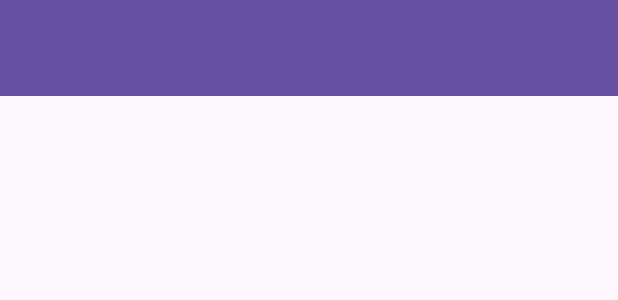
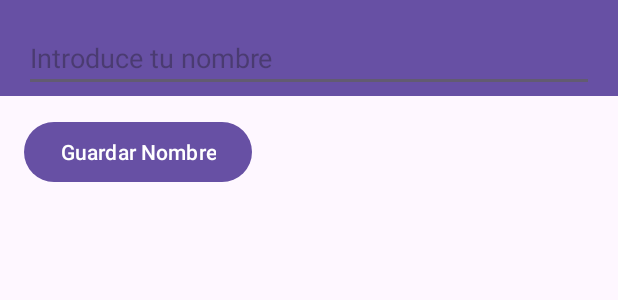
Before and after one commit to jossan23daw2/JuegoImagenes, an Android app: the layout activity_main.xml on its own in the app's theme, with its tools: preview values and no code run, on a phone screen of 412 x 824 dp. Shown: the top 300 px of the screen. Run offline under Robolectric (Android 15) with nearby library versions, the phone set to English and light mode, and no system bars.

Commit message:
Añadido el nombre con la base de datos :)

```diff
--- a/app/src/main/AndroidManifest.xml
+++ b/app/src/main/AndroidManifest.xml
@@ -13,7 +13,7 @@
         android:theme="@style/Theme.JuegoMinecraft"
         tools:targetApi="31">
         <activity
-            android:name=".JuegoActivity"
+            android:name=".MainActivity"
             android:exported="true">
             <intent-filter>
                 <action android:name="android.intent.action.MAIN" />
@@ -21,6 +21,9 @@
                 <category android:name="android.intent.category.LAUNCHER" />
             </intent-filter>
         </activity>
+        <activity
+            android:name=".JuegoActivity"
+            android:exported="true"></activity>
         <activity android:name=".SQLiteActivity" android:exported="true"></activity>
         <activity android:name=".PuntuacioFinalActivity" android:exported="true"></activity>
     </application>
--- a/app/src/main/java/com/example/juegominecraft/JuegoActivity.java
+++ b/app/src/main/java/com/example/juegominecraft/JuegoActivity.java
@@ -177,7 +177,7 @@ public class JuegoActivity extends AppCompatActivity {
         ocultarOpcions();
         contador++;
 
-        if (contador >= 10) {
+        if (contador >= 2) {
             mostrarPuntuacion();
         } else {
             crearJoc();
--- a/app/src/main/res/layout/activity_main.xml
+++ b/app/src/main/res/layout/activity_main.xml
@@ -1,5 +1,6 @@
 <?xml version="1.0" encoding="utf-8"?>
-<androidx.coordinatorlayout.widget.CoordinatorLayout xmlns:android="http://schemas.android.com/apk/res/android"
+<androidx.coordinatorlayout.widget.CoordinatorLayout
+    xmlns:android="http://schemas.android.com/apk/res/android"
     xmlns:app="http://schemas.android.com/apk/res-auto"
     xmlns:tools="http://schemas.android.com/tools"
     android:id="@+id/coordinator"
@@ -8,21 +9,41 @@
     tools:context=".MainActivity">
 
     <com.google.android.material.appbar.AppBarLayout
+        android:id="@+id/appBarLayout2"
         android:layout_width="match_parent"
-        android:layout_height="wrap_content"
-        >
+        android:layout_height="wrap_content">
 
         <androidx.appcompat.widget.Toolbar
             android:id="@+id/toolbar"
             android:layout_width="match_parent"
             android:layout_height="?attr/actionBarSize"
-            android:background="?attr/colorPrimary"
-            />
+            android:background="?attr/colorPrimary" />
 
     </com.google.android.material.appbar.AppBarLayout>
 
-    <include layout="@layout/menu_contenido" />
+    <LinearLayout
+        android:orientation="vertical"
+        android:layout_width="match_parent"
+        android:layout_height="match_parent"
+        android:layout_gravity="center"
+        android:padding="16dp">
 
+        <!-- Input para el nombre -->
+        <EditText
+            android:id="@+id/input_name"
+            android:layout_width="match_parent"
+            android:layout_height="wrap_content"
+            android:hint="Introduce tu nombre"
+            android:inputType="text" />
 
+        <!-- Botón para guardar el nombre -->
+        <Button
+            android:id="@+id/button_save"
+            android:layout_width="wrap_content"
+            android:layout_height="wrap_content"
+            android:text="Guardar Nombre"
+            android:layout_marginTop="16dp"/>
+
+    </LinearLayout>
 
 </androidx.coordinatorlayout.widget.CoordinatorLayout>
```
Also changed, not shown: app/src/main/java/com/example/juegominecraft/MainActivity.java (+34 -32 lines), app/src/main/java/com/example/juegominecraft/SQLiteActivity.java (+28 -2 lines), app/src/main/res/menu/main_menu.xml (+0 -13 lines), 1 other file.
